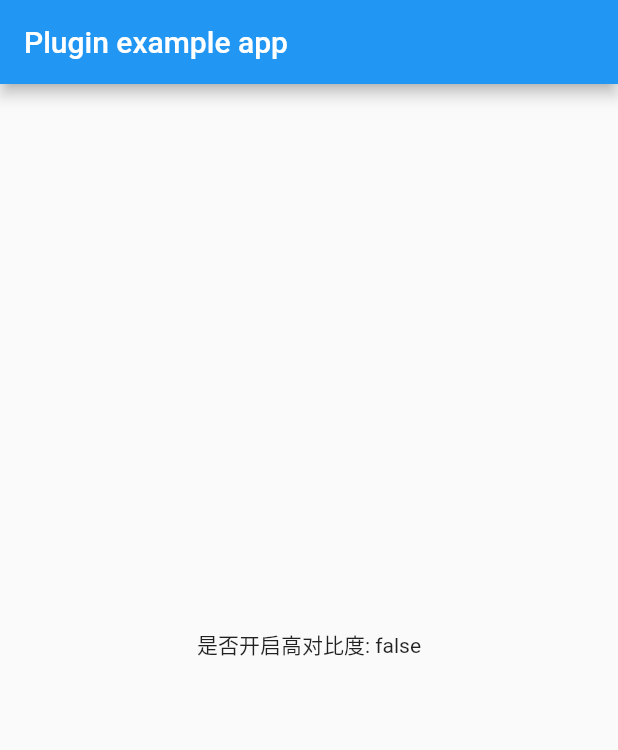
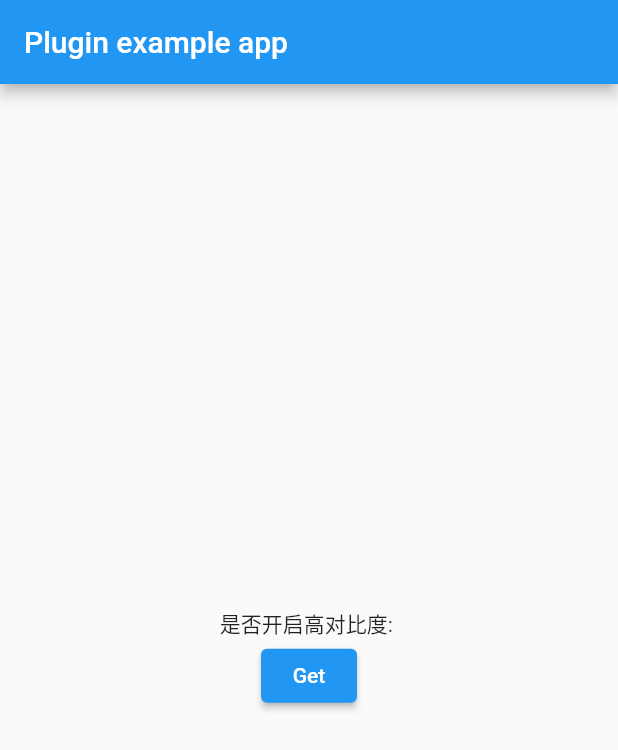
Before and after one commit to li1679829296/flutter_highcontrast, a Flutter app: the screen it shows after launch, on a phone screen of 412 x 824 dp. Shown: the top 750 px of the screen. Run offline on Flutter 3.47's test engine with Material 2 defaults, Android fonts, the phone set to English and light mode, and no system bars.

Commit message:
修改演示项目界面无法刷新问题。

```diff
--- a/example/lib/main.dart
+++ b/example/lib/main.dart
@@ -14,7 +14,7 @@ class MyApp extends StatefulWidget {
 }
 
 class _MyAppState extends State<MyApp> {
-  String _highcontrast = 'false';
+  String _highcontrast = '';
 
   @override
   void initState() {
@@ -24,12 +24,6 @@ class _MyAppState extends State<MyApp> {
 
   Future<void> init() async {
     FlutterHighcontrast();
-
-    if(!mounted) return;
-
-    setState(() {
-      _highcontrast = FlutterHighcontrast().isHighContrastText(context).toString();
-    });
   }
 
   @override
@@ -40,9 +34,22 @@ class _MyAppState extends State<MyApp> {
           title: const Text('Plugin example app'),
         ),
         body: Center(
-          child: Text('是否开启高对比度: $_highcontrast\n'),
+          child: Column(
+              mainAxisAlignment:MainAxisAlignment.center,
+              children: [
+          Center(
+          child: Text('是否开启高对比度: ' + _highcontrast),
         ),
+        ElevatedButton(onPressed: () async {
+          setState(() {
+            _highcontrast =
+                FlutterHighcontrast().isHighContrastText(context).toString();
+          });
+        }, child: const Text("Get"))
+        ],
       ),
+    ),)
+    ,
     );
   }
 }
```
Also changed, not shown: 1 other file.
